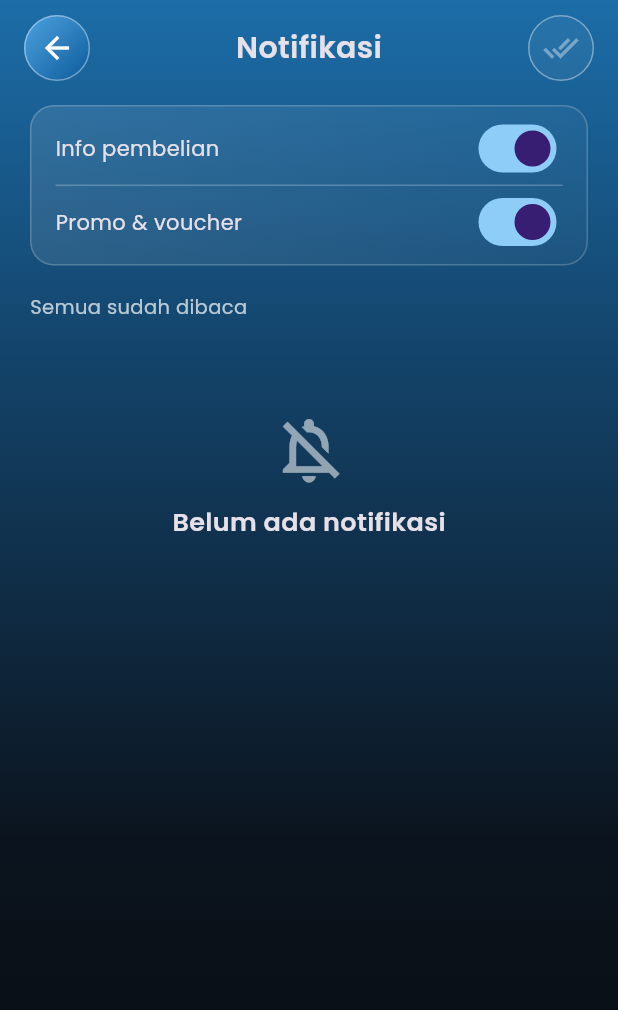
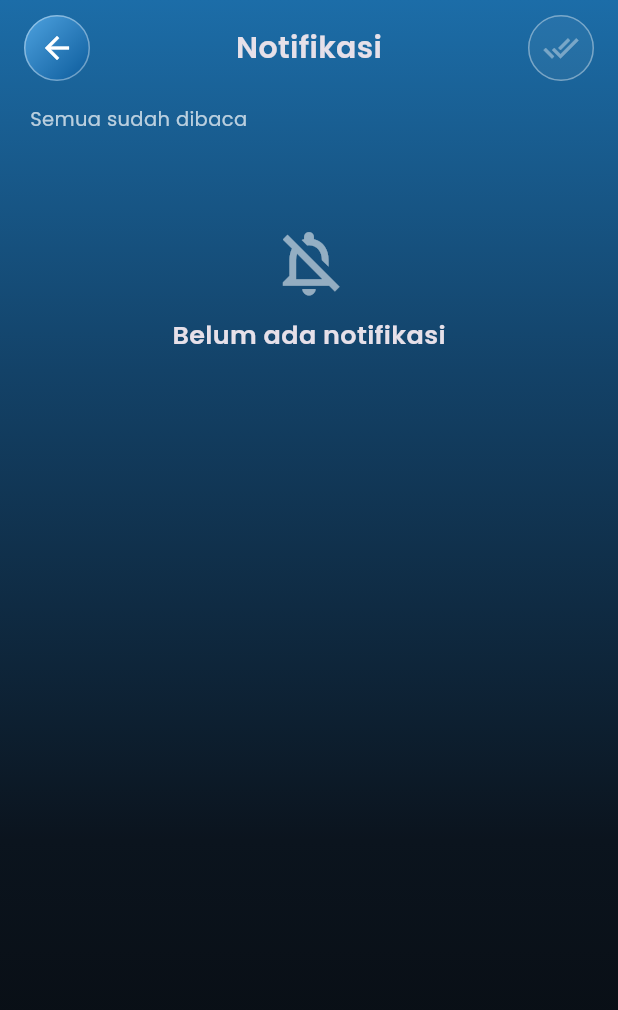
Before and after one commit to dharwin212/tiktap, a Flutter app: the MainShell screen opened directly, item 5 of the bottom bar chosen, after a tap on "Notifikasi", on a phone screen of 412 x 824 dp. Shown: the top 1010 px of the screen. Run offline on Flutter 3.47's test engine with Material 3 defaults, Android fonts, the phone set to English and light mode, and no system bars; our stand-ins replace barcode_widget, google_fonts, image_picker, shared_preferences, supabase_flutter; accounts and stored records are empty.

Commit message:
refactor: hapus card toggle pengaturan notifikasi bagian atas

```diff
--- a/lib/screens/notifications_screen.dart
+++ b/lib/screens/notifications_screen.dart
@@ -50,26 +50,6 @@ class NotificationsScreen extends StatelessWidget {
           body: ListView(
             padding: const EdgeInsets.fromLTRB(20, 8, 20, 24),
             children: [
-              GlassBox(
-                padding: const EdgeInsets.symmetric(horizontal: 16, vertical: 4),
-                radius: 16,
-                child: Column(children: [
-                  Row(children: [
-                    const Expanded(child: Text('Info pembelian')),
-                    Switch(
-                        value: s.notifPurchase,
-                        onChanged: (v) => s.setNotifPrefs(purchase: v)),
-                  ]),
-                  const Divider(color: Colors.white24, height: 1),
-                  Row(children: [
-                    const Expanded(child: Text('Promo & voucher')),
-                    Switch(
-                        value: s.notifPromo,
-                        onChanged: (v) => s.setNotifPrefs(promo: v)),
-                  ]),
-                ]),
-              ),
-              const SizedBox(height: 18),
               Text(
                   s.unread == 0
                       ? 'Semua sudah dibaca'
```
